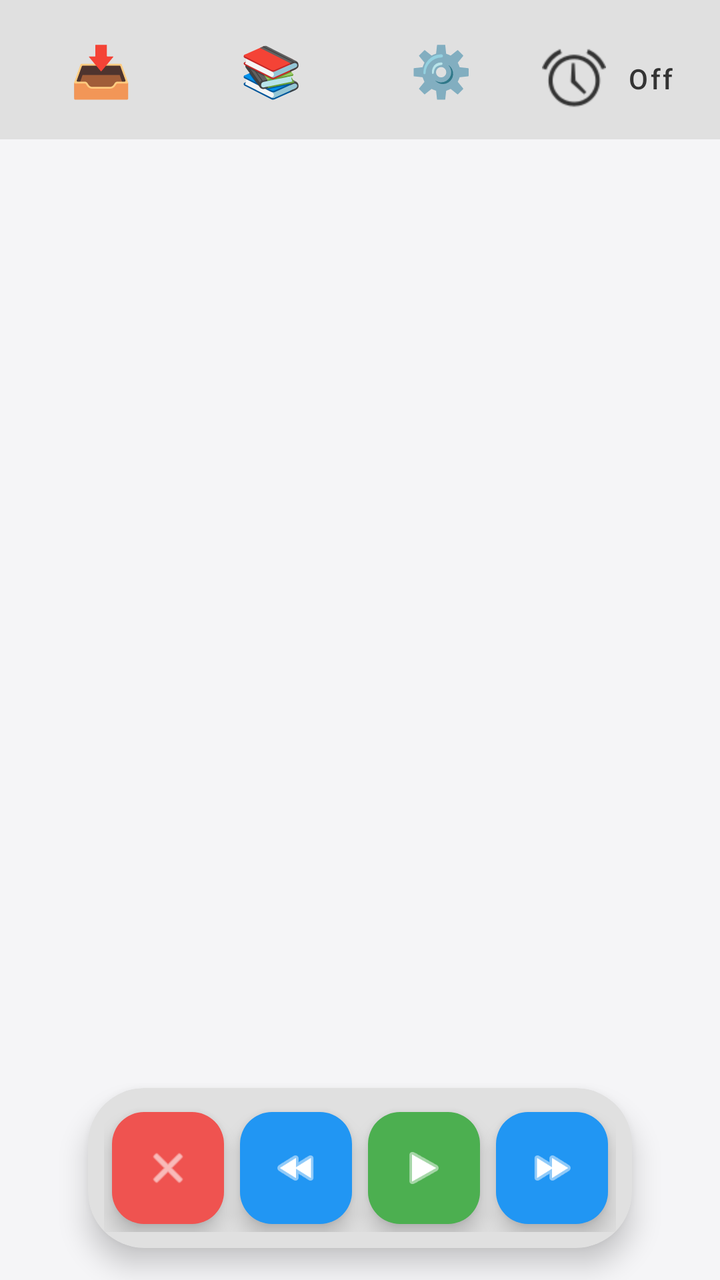
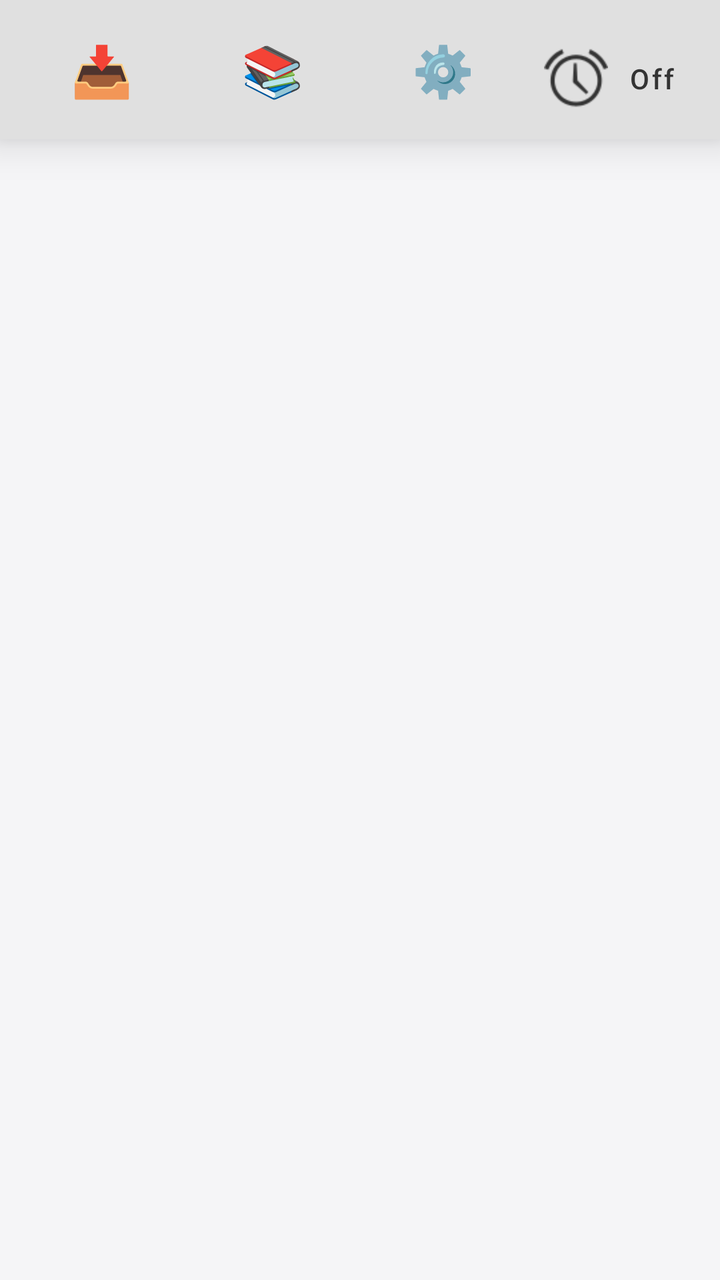

The first picture is an Android layout as it rendered before a commit; the second is the same layout after the commit. The layout source and the unified diff follow.
<!-- AndroidManifest.xml: application theme Theme.LODIBOOKREADER -->
<!-- res/layout/activity_main.xml -->
<?xml version="1.0" encoding="utf-8"?>
<androidx.constraintlayout.widget.ConstraintLayout xmlns:android="http://schemas.android.com/apk/res/android"
    xmlns:app="http://schemas.android.com/apk/res-auto"
    android:id="@+id/rootLayout"
    android:layout_width="match_parent"
    android:layout_height="match_parent"
    android:background="@color/appBackground">

    
    <LinearLayout
        android:id="@+id/topBar"
        android:layout_width="match_parent"
        android:layout_height="wrap_content"
        android:orientation="horizontal"
        android:padding="8dp"
        android:background="@color/topControlsBackground"
        app:layout_constraintTop_toTopOf="parent">

        
        <com.google.android.material.button.MaterialButton
            android:id="@+id/loadBookBtn"
            style="@style/Widget.MaterialComponents.Button.TextButton"
            android:layout_width="0dp"
            android:layout_height="wrap_content"
            android:layout_weight="1"
            android:text="📥"
            android:textAllCaps="false"
            android:textColor="@color/primaryText"
            android:textSize="25sp"
            app:iconTint="@color/primaryText" />

        
        <com.google.android.material.button.MaterialButton
            android:id="@+id/openShelfBtn"
            style="@style/Widget.MaterialComponents.Button.TextButton"
            android:layout_width="0dp"
            android:layout_height="wrap_content"
            android:layout_weight="1"
            android:text="📚"
            android:textAllCaps="false"
            android:textColor="@color/primaryText"
            android:textSize="25sp"
            app:iconTint="@color/primaryText" />

        
        <com.google.android.material.button.MaterialButton
            android:id="@+id/openSettingsBtn"
            style="@style/Widget.MaterialComponents.Button.TextButton"
            android:layout_width="0dp"
            android:layout_height="wrap_content"
            android:layout_weight="1"
            android:text="⚙️"
            android:textAllCaps="false"
            android:textColor="@color/primaryText"
            android:textSize="25sp"
            app:iconTint="@color/primaryText" />

        
        <com.google.android.material.button.MaterialButton
            android:id="@+id/timerToggleButton"
            style="@style/Widget.MaterialComponents.Button.TextButton"
            android:layout_width="4dp"
            android:layout_height="wrap_content"
            android:layout_weight="1"
            android:text="Off"
            android:textAllCaps="false"
            android:textColor="@color/primaryText"
            app:icon="@android:drawable/ic_lock_idle_alarm"
            app:iconSize="32dp"
            app:iconTint="@color/primaryText" />
    </LinearLayout>

    
    <androidx.recyclerview.widget.RecyclerView
        android:id="@+id/recyclerView"
        android:layout_width="match_parent"
        android:layout_height="0dp"
        android:clipToPadding="false"
        android:paddingBottom="100dp"
        app:layout_constraintTop_toBottomOf="@id/topBar"
        app:layout_constraintBottom_toTopOf="@id/bottomControls" />

    
    <androidx.cardview.widget.CardView
        android:id="@+id/bottomControls"
        android:layout_width="wrap_content"
        android:layout_height="wrap_content"
        android:layout_marginBottom="16dp"
        app:cardCornerRadius="28dp"
        app:cardElevation="8dp"
        app:layout_constraintBottom_toBottomOf="parent"
        app:layout_constraintStart_toStartOf="parent"
        app:layout_constraintEnd_toEndOf="parent"
        app:cardBackgroundColor="@color/topControlsBackground"
        >

        <LinearLayout
            android:layout_width="wrap_content"
            android:layout_height="wrap_content"
            android:gravity="center"
            android:orientation="horizontal"
            android:padding="8dp">

            
            <com.google.android.material.floatingactionbutton.FloatingActionButton
                android:id="@+id/closeFab"
                android:layout_width="wrap_content"
                android:layout_height="wrap_content"
                android:layout_margin="4dp"
                android:contentDescription="Close"
                app:backgroundTint="@color/closeButtonColor"
                app:fabSize="mini"
                app:srcCompat="@android:drawable/ic_menu_close_clear_cancel"
                app:tint="@android:color/white" />

            
            <com.google.android.material.floatingactionbutton.FloatingActionButton
                android:id="@+id/rewindFab"
                android:layout_width="wrap_content"
                android:layout_height="wrap_content"
                android:layout_margin="4dp"
                android:contentDescription="Rewind"
                app:backgroundTint="@color/rewindButtonColor"
                app:fabSize="mini"
                app:srcCompat="@android:drawable/ic_media_rew"
                app:tint="@android:color/white" />

            
            <com.google.android.material.floatingactionbutton.FloatingActionButton
                android:id="@+id/playPauseFab"
                android:layout_width="wrap_content"
                android:layout_height="wrap_content"
                android:layout_margin="4dp"
                android:contentDescription="Play or Pause"
                app:backgroundTint="@color/playButtonColor"
                app:fabSize="normal"
                app:srcCompat="@android:drawable/ic_media_play"
                app:tint="@android:color/white" />

            
            <com.google.android.material.floatingactionbutton.FloatingActionButton
                android:id="@+id/forwardFab"
                android:layout_width="wrap_content"
                android:layout_height="wrap_content"
                android:layout_margin="4dp"
                android:contentDescription="Forward"
                app:backgroundTint="@color/rewindButtonColor"
                app:fabSize="mini"
                app:srcCompat="@android:drawable/ic_media_ff"
                app:tint="@android:color/white" />

        </LinearLayout>
    </androidx.cardview.widget.CardView>

</androidx.constraintlayout.widget.ConstraintLayout>
<!-- resources referenced by this layout -->
<resources>
  <color name="appBackground">#F5F5F7</color>
  <color name="closeButtonColor">#EF5350</color>
  <color name="playButtonColor">#4CAF50</color>
  <color name="primaryText">#333333</color>
  <color name="rewindButtonColor">#2196F3</color>
  <color name="topControlsBackground">#E0E0E0</color>
  <style name="Theme.LODIBOOKREADER" parent="Base.Theme.LODIBOOKREADER" />
  <style name="Base.Theme.LODIBOOKREADER" parent="Theme.Material3.DayNight.NoActionBar">
          
          
      </style>
</resources>

<!-- the commit's change to res/layout/activity_main.xml (unified diff, before → after) -->
@@ -1,10 +1,22 @@
 <?xml version="1.0" encoding="utf-8"?>
-<androidx.constraintlayout.widget.ConstraintLayout xmlns:android="http://schemas.android.com/apk/res/android"
+<androidx.constraintlayout.widget.ConstraintLayout
+    xmlns:android="http://schemas.android.com/apk/res/android"
     xmlns:app="http://schemas.android.com/apk/res-auto"
     android:id="@+id/rootLayout"
     android:layout_width="match_parent"
     android:layout_height="match_parent"
     android:background="@color/appBackground">
+
+    
+    <androidx.recyclerview.widget.RecyclerView
+        android:id="@+id/recyclerView"
+        android:layout_width="match_parent"
+        android:layout_height="match_parent"
+        android:clipToPadding="false"
+        android:paddingTop="72dp"
+        android:paddingBottom="120dp"
+        app:layout_constraintTop_toTopOf="parent"
+        app:layout_constraintBottom_toBottomOf="parent"/>
 
     
     <LinearLayout
@@ -14,7 +26,9 @@
         android:orientation="horizontal"
         android:padding="8dp"
         android:background="@color/topControlsBackground"
-        app:layout_constraintTop_toTopOf="parent">
+        app:layout_constraintTop_toTopOf="parent"
+        android:elevation="12dp"
+        android:visibility="visible">
 
         
         <com.google.android.material.button.MaterialButton
@@ -59,9 +73,8 @@
         <com.google.android.material.button.MaterialButton
             android:id="@+id/timerToggleButton"
             style="@style/Widget.MaterialComponents.Button.TextButton"
-            android:layout_width="4dp"
+            android:layout_width="wrap_content"
             android:layout_height="wrap_content"
-            android:layout_weight="1"
             android:text="Off"
             android:textAllCaps="false"
             android:textColor="@color/primaryText"
@@ -71,28 +84,18 @@
     </LinearLayout>
 
     
-    <androidx.recyclerview.widget.RecyclerView
-        android:id="@+id/recyclerView"
-        android:layout_width="match_parent"
-        android:layout_height="0dp"
-        android:clipToPadding="false"
-        android:paddingBottom="100dp"
-        app:layout_constraintTop_toBottomOf="@id/topBar"
-        app:layout_constraintBottom_toTopOf="@id/bottomControls" />
-
-    
     <androidx.cardview.widget.CardView
         android:id="@+id/bottomControls"
         android:layout_width="wrap_content"
         android:layout_height="wrap_content"
         android:layout_marginBottom="16dp"
         app:cardCornerRadius="28dp"
-        app:cardElevation="8dp"
+        app:cardElevation="12dp"
         app:layout_constraintBottom_toBottomOf="parent"
         app:layout_constraintStart_toStartOf="parent"
         app:layout_constraintEnd_toEndOf="parent"
         app:cardBackgroundColor="@color/topControlsBackground"
-        >
+        android:visibility="gone">
 
         <LinearLayout
             android:layout_width="wrap_content"
